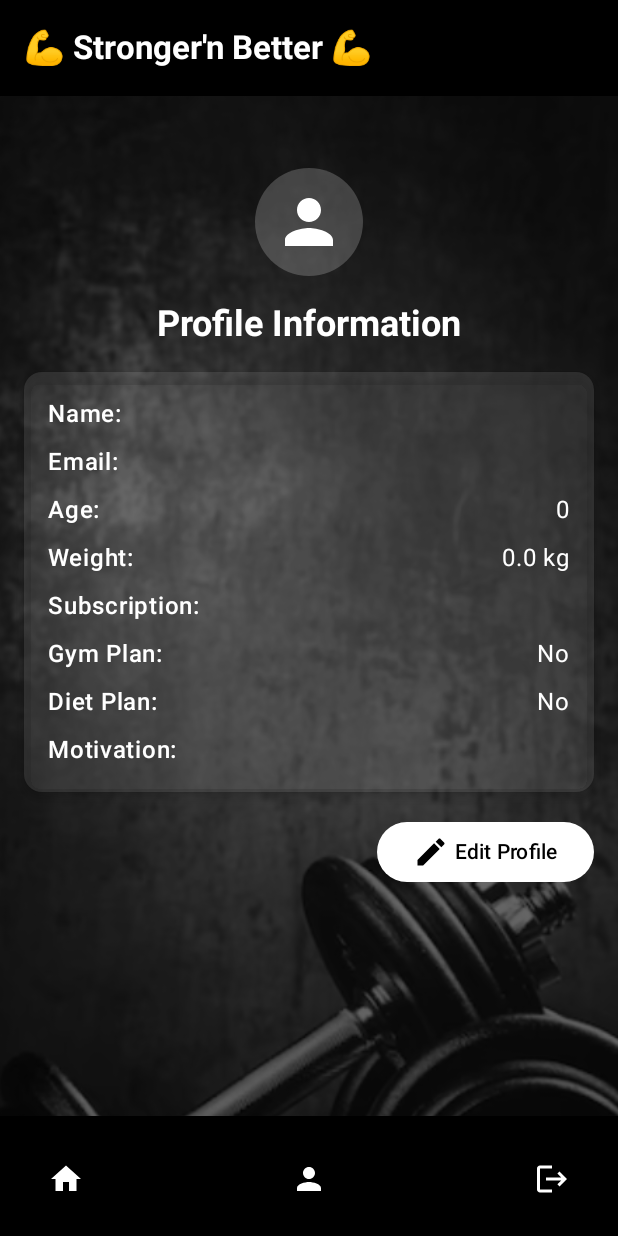
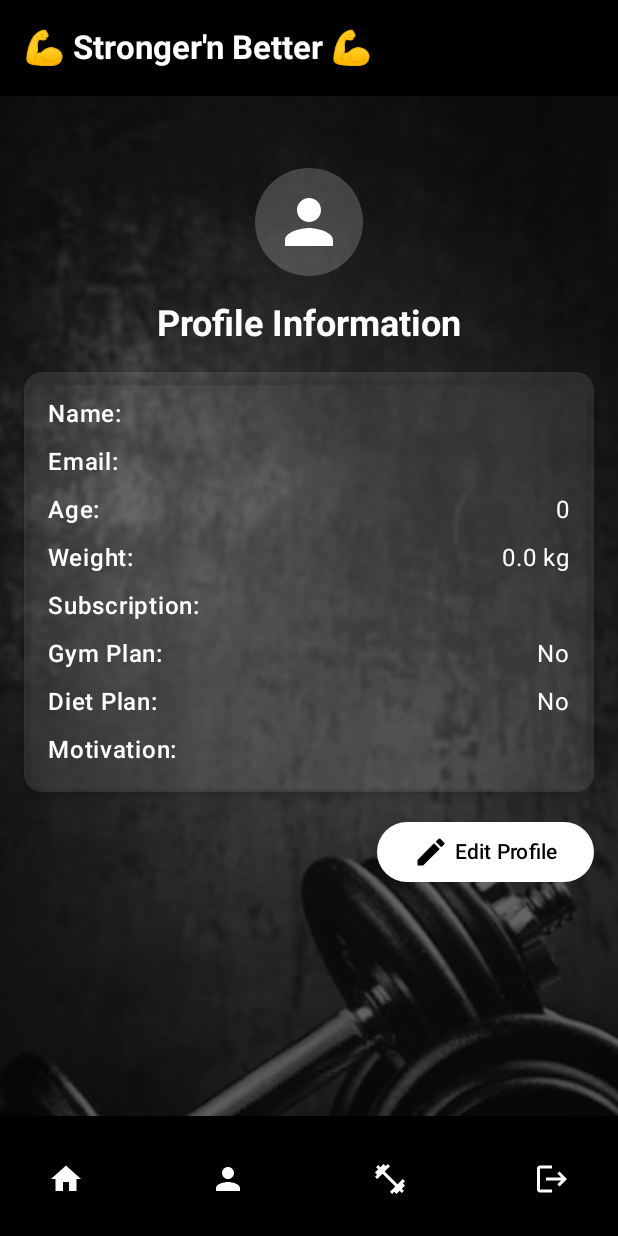
Before and after one commit to nithishpatel04/WorkoutDietPlanApp, an Android app built with Jetpack Compose: the ProfileScreen screen opened through its navigation route, on a phone screen of 412 x 824 dp. Run offline under Robolectric (Android 15) with nearby library versions, the phone set to English and light mode, and no system bars.

Commit message:
Added DietplanScreen

```diff
--- a/app/src/main/java/com/example/workoutdietplanapp/views/ProfileScreen.kt
+++ b/app/src/main/java/com/example/workoutdietplanapp/views/ProfileScreen.kt
@@ -7,6 +7,7 @@ import androidx.compose.foundation.shape.CircleShape
 import androidx.compose.foundation.shape.RoundedCornerShape
 import androidx.compose.material.icons.Icons
 import androidx.compose.material.icons.filled.Edit
+import androidx.compose.material.icons.filled.FitnessCenter
 import androidx.compose.material.icons.filled.Home
 import androidx.compose.material.icons.filled.Logout
 import androidx.compose.material.icons.filled.Person
@@ -85,6 +86,10 @@ fun ProfileScreen(navController: NavHostController, userViewModel: UserViewModel
                     IconButton(onClick = { /* Already on Profile */ }) {
                         Icon(Icons.Default.Person, contentDescription = "Profile", tint = Color.White)
                     }
+                    IconButton(onClick = { navController.navigate(Route.DietPlan.routeName) }) {
+                        Icon(Icons.Default.FitnessCenter, contentDescription = "Diet Plan", tint = Color.White)
+                    }
+
                     IconButton(onClick = { showLogoutDialog = true }) {
                         Icon(Icons.Default.Logout, contentDescription = "Logout", tint = Color.White)
                     }
```
